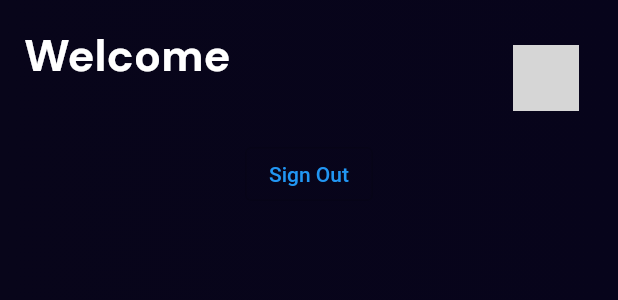
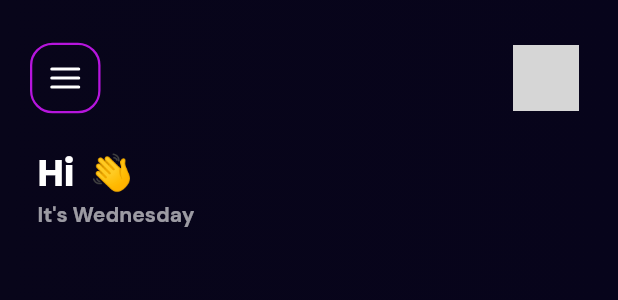
Before and after one commit to xanf-code/ShareFolio, a Flutter app: the HomeWidget widget shown alone on an empty page, opened directly, on a phone screen of 412 x 824 dp. Shown: the top 300 px of the screen. Run offline on Flutter 3.47's test engine with Material 2 defaults, Android fonts, the phone set to English and light mode, and no system bars; drawn by our look-alikes of avatar_glow; our stand-ins replace cached_network_image, cloud_firestore, firebase_auth, firebase_core, flutter_feather_icons, font_awesome_flutter and 4 more; missing offline and left inert: floating_navbar; accounts and stored records are empty; network calls fail; grey boxes are pictures that could not be loaded.

Commit message:
Home Improv :>

```diff
--- a/lib/Models/userDB.dart
+++ b/lib/Models/userDB.dart
@@ -20,9 +20,9 @@ class UserModel {
         'profileImage': profileImage,
       };
 
-  UserModel.fromSnapshot(DocumentSnapshot snapshot)
-      : name = snapshot.data()["name"],
-        email = snapshot.data()["email"],
-        uid = snapshot.data()["uid"],
-        profileImage = snapshot.data()["profileImage"];
+  // UserModel.fromSnapshot(DocumentSnapshot snapshot)
+  //     : name = snapshot.data()["name"],
+  //       email = snapshot.data()["email"],
+  //       uid = snapshot.data()["uid"],
+  //       profileImage = snapshot.data()["profileImage"];
 }
--- a/lib/Pages/AuthPage/SignUp/SignUp.dart
+++ b/lib/Pages/AuthPage/SignUp/SignUp.dart
@@ -114,7 +114,9 @@ class _SignUpScreenState extends State<SignUpScreen> {
             _passwordController.text.trim(), _fullNameController.text, context);
         Navigator.pushAndRemoveUntil(
             context,
-            MaterialPageRoute(builder: (context) => HomeController()),
+            MaterialPageRoute(
+              builder: (context) => HomeController(),
+            ),
             (route) => false);
       } else if (_passwordController.text != _confirmPasswordController.text) {
         showTopSnackBar(
--- a/lib/Pages/HomePage/Widget/HomePage_home.dart
+++ b/lib/Pages/HomePage/Widget/HomePage_home.dart
@@ -1,9 +1,9 @@
 import 'package:flutter/material.dart';
 import 'package:my_app/Models/userDB.dart';
+import 'package:my_app/Pages/HomePage/Widget/welcome_widget.dart';
 import 'package:my_app/Services/firebase_services/services.dart';
 import 'package:my_app/Widget/HomePage/appBar.dart';
 import 'package:my_app/Widget/auth.dart';
-import 'package:my_app/main.dart';
 
 class HomeWidget extends StatelessWidget {
   const HomeWidget({
@@ -12,9 +12,10 @@ class HomeWidget extends StatelessWidget {
 
   @override
   Widget build(BuildContext context) {
-    final user = Provider.of(context).auth.getCurrentUserUID();
     return StreamBuilder<UserModel>(
-      stream: FirebaseService(uid: user).userData,
+      stream:
+          FirebaseService(uid: Provider.of(context).auth.getCurrentUserUID())
+              .userData,
       builder: (context, snapshot) {
         if (!snapshot.hasData) {
           return Center(
@@ -22,29 +23,15 @@ class HomeWidget extends StatelessWidget {
           );
         }
         return Container(
-          decoration: new BoxDecoration(
-            gradient: new LinearGradient(
-              begin: Alignment.centerLeft,
-              end: Alignment.centerRight,
-              colors: [
-                Color(0xFF08051a),
-                Color(0xFF07041b),
-              ],
-            ),
-          ),
+          decoration: myBoxDecoration(),
           child: ListView(
             children: [
               MainAppBar(
                 image: snapshot.data.profileImage,
                 userName: snapshot.data.name,
               ),
-              Center(
-                child: OutlinedButton(
-                  child: Text("Sign Out"),
-                  onPressed: () {
-                    signOut(context);
-                  },
-                ),
+              WelcomeText(
+                userName: snapshot.data.name,
               ),
             ],
           ),
@@ -53,18 +40,18 @@ class HomeWidget extends StatelessWidget {
     );
   }
 
-  void signOut(context) async {
-    try {
-      final auth = Provider.of(context).auth;
-      await auth.signOut();
-      Navigator.pushAndRemoveUntil(
-          context,
-          MaterialPageRoute(
-            builder: (context) => HomeController(),
-          ),
-          (route) => false);
-    } catch (e) {
-      print(e);
-    }
+  BoxDecoration myBoxDecoration() {
+    return BoxDecoration(
+      gradient: const LinearGradient(
+        stops: [0.0, 1.0, 1.5],
+        begin: Alignment.centerLeft,
+        end: Alignment.centerRight,
+        colors: [
+          Color(0xFF08051a),
+          Color(0xFF07041b),
+          Color(0xFF081631),
+        ],
+      ),
+    );
   }
 }
--- /dev/null
+++ b/lib/Pages/HomePage/Widget/welcome_widget.dart
@@ -0,0 +1,39 @@
+import 'package:flutter/material.dart';
+import 'package:google_fonts/google_fonts.dart';
+import 'package:intl/intl.dart';
+
+class WelcomeText extends StatelessWidget {
+  final String userName;
+
+  const WelcomeText({Key key, this.userName}) : super(key: key);
+  @override
+  Widget build(BuildContext context) {
+    DateTime now = new DateTime.now();
+
+    return Padding(
+      padding: const EdgeInsets.only(left: 25.0),
+      child: Column(
+        mainAxisAlignment: MainAxisAlignment.start,
+        crossAxisAlignment: CrossAxisAlignment.start,
+        children: [
+          Text(
+            "Hi " + userName + " 👋",
+            style: GoogleFonts.poppins(
+              color: Colors.white,
+              fontWeight: FontWeight.bold,
+              fontSize: 24,
+            ),
+          ),
+          Text(
+            "It's " + "${DateFormat('EEEE').format(now)}",
+            style: GoogleFonts.dmSans(
+              color: Colors.white60,
+              fontWeight: FontWeight.bold,
+              //fontSize: 38,
+            ),
+          ),
+        ],
+      ),
+    );
+  }
+}
--- a/lib/Pages/HomePage/home.dart
+++ b/lib/Pages/HomePage/home.dart
@@ -1,17 +1,10 @@
 import 'package:floating_navbar/floating_navbar.dart';
 import 'package:flutter/material.dart';
 import 'package:flutter_feather_icons/flutter_feather_icons.dart';
-
 import 'Widget/HomePage_home.dart';
 
-class MyHomePage extends StatefulWidget {
-  const MyHomePage({Key key}) : super(key: key);
-  @override
-  _MyHomePageState createState() => _MyHomePageState();
-}
-
-class _MyHomePageState extends State<MyHomePage> {
-  List<Widget> _widgetOptions = <Widget>[
+class MyHomePage extends StatelessWidget {
+  final List<Widget> _widgetOptions = <Widget>[
     HomeWidget(),
     Center(
       child: Text("Home"),
--- a/lib/Services/auth_service.dart
+++ b/lib/Services/auth_service.dart
@@ -10,6 +10,11 @@ class AuthService {
   // Checking app state (User logged in or logged Out?)
   Stream<String> get onAuthStateChange =>
       _firebaseAuth.authStateChanges().map((User user) => user?.uid);
+
+  // GET CURRENT USER
+  Future getCurrentUser() async {
+    return _firebaseAuth.currentUser;
+  }
 
   // GET UID
   String getCurrentUserUID() {
--- a/lib/Widget/HomePage/appBar.dart
+++ b/lib/Widget/HomePage/appBar.dart
@@ -1,8 +1,9 @@
 import 'package:avatar_glow/avatar_glow.dart';
 import 'package:cached_network_image/cached_network_image.dart';
 import 'package:flutter/material.dart';
-import 'package:font_awesome_flutter/font_awesome_flutter.dart';
-import 'package:google_fonts/google_fonts.dart';
+import 'package:flutter/services.dart';
+import 'package:flutter_feather_icons/flutter_feather_icons.dart';
+import 'package:my_app/Pages/Profile/profile.dart';
 
 class MainAppBar extends StatelessWidget {
   final String image;
@@ -14,38 +15,42 @@ class MainAppBar extends StatelessWidget {
       color: Colors.transparent,
       child: Padding(
         padding: const EdgeInsets.only(
-          left: 16.0,
+          left: 20.0,
           right: 8,
           top: 12,
+          bottom: 6,
         ),
         child: Row(
           mainAxisAlignment: MainAxisAlignment.spaceBetween,
           crossAxisAlignment: CrossAxisAlignment.center,
           children: [
-            Column(
-              mainAxisAlignment: MainAxisAlignment.start,
-              crossAxisAlignment: CrossAxisAlignment.start,
-              children: [
-                Text(
-                  "Welcome",
-                  style: GoogleFonts.dmSans(
+            Container(
+              padding: const EdgeInsets.all(10.0),
+              decoration: BoxDecoration(
+                border: Border.all(
+                  color: Color(0xFFb615dd),
+                  width: 1.5,
+                ),
+                borderRadius: BorderRadius.circular(15),
+              ),
+              child: Icon(
+                FeatherIcons.menu,
                 color: Colors.white,
-                    fontWeight: FontWeight.bold,
-                    fontSize: 30,
               ),
-                ),
-                Text(
-                  userName,
-                  style: GoogleFonts.dmSans(
-                    color: Colors.white,
-                    fontWeight: FontWeight.bold,
-                    fontSize: 24,
-                  ),
-                ),
-              ],
             ),
             AvatarGlow(
               endRadius: 40.0,
+              glowColor: Color(0xFFb615dd),
+              child: GestureDetector(
+                onTap: () {
+                  HapticFeedback.mediumImpact();
+                  Navigator.push(
+                    context,
+                    MaterialPageRoute(
+                      builder: (context) => ProfilePage(),
+                    ),
+                  );
+                },
                 child: CircleAvatar(
                   radius: 22,
                   backgroundImage: CachedNetworkImageProvider(
@@ -55,6 +60,7 @@ class MainAppBar extends StatelessWidget {
                   ),
                 ),
               ),
+            ),
           ],
         ),
       ),
--- a/pubspec.yaml
+++ b/pubspec.yaml
@@ -24,9 +24,6 @@ dependencies:
   flutter:
     sdk: flutter
 
-
-  # The following adds the Cupertino Icons font to your application.
-  # Use with the CupertinoIcons class for iOS style icons.
   cupertino_icons: ^1.0.2
   firebase_core: ^1.0.0
   firebase_auth: ^1.0.0
@@ -45,6 +42,7 @@ dependencies:
   floating_navbar:
     git:
       url: https://github.com/xanf-code/floating_navbar.git
+  intl:
 
 dev_dependencies:
   flutter_test:
```
Also changed, not shown: lib/Pages/AuthPage/Login/login.dart (+4 -9 lines), lib/Pages/Profile/profile.dart (added, +45 -0 lines), lib/main.dart (+11 -1 lines), pubspec.lock. Lines whose indentation alone changed are shown as unchanged.
